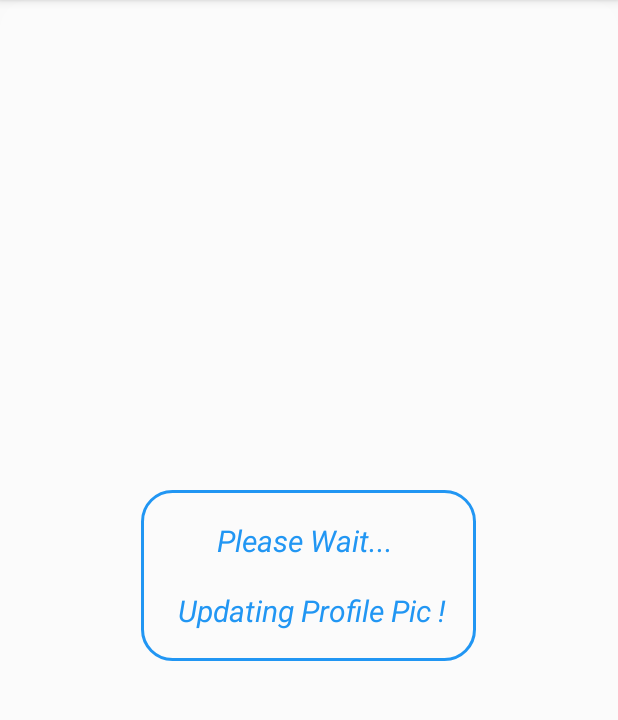
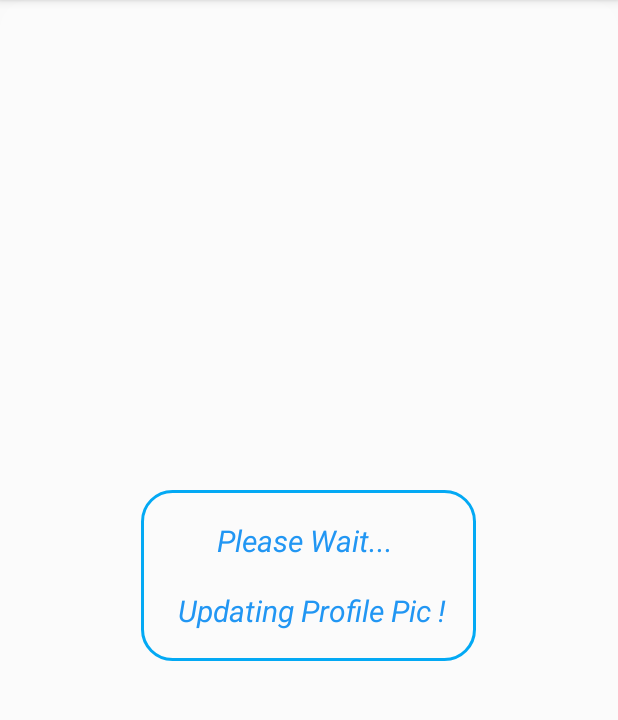
Before and after one commit to monishkumarv/ChatterBox-old, an Android app: the UploadImageActivity screen opened directly, with no data from a screen before it, on a phone screen of 412 x 824 dp, the part 84-804 px from its top. Run offline under Robolectric (Android 15) with nearby library versions, the light colour scheme and no system bars; our stand-ins replace Firebase (no records; nobody signed in at launch, a user with empty details on screens opened directly).

Commit message:
ui updated

```diff
--- a/app/src/main/res/drawable/chat_bubble_blue.xml
+++ b/app/src/main/res/drawable/chat_bubble_blue.xml
@@ -12,6 +12,6 @@
         android:bottomLeftRadius="20dp"
         android:bottomRightRadius="20dp"
         android:topLeftRadius="20dp"
-        android:topRightRadius="5dp">
+        android:topRightRadius="2dp">
     </corners>
 </shape>
--- a/app/src/main/res/drawable/recyclerlist_item_bg.xml
+++ b/app/src/main/res/drawable/recyclerlist_item_bg.xml
@@ -10,6 +10,6 @@
 
     <stroke
         android:width="2dp"
-        android:color="#2196F3" />
+        android:color="@color/colorPrimary" />
 
 </shape>
```
